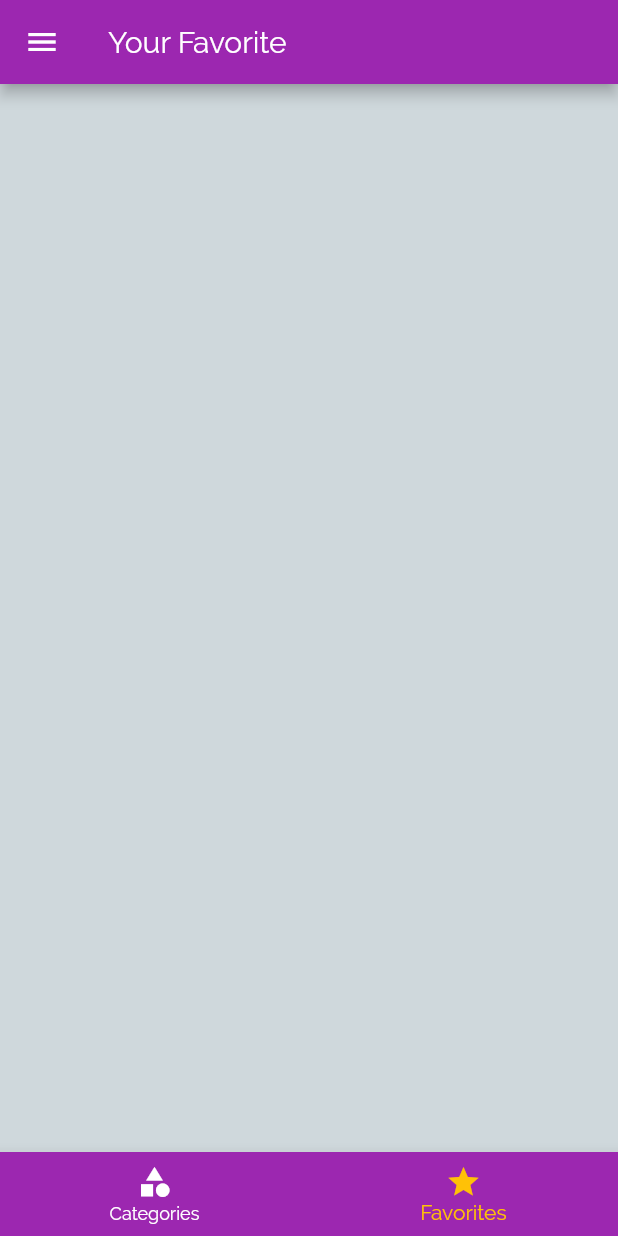
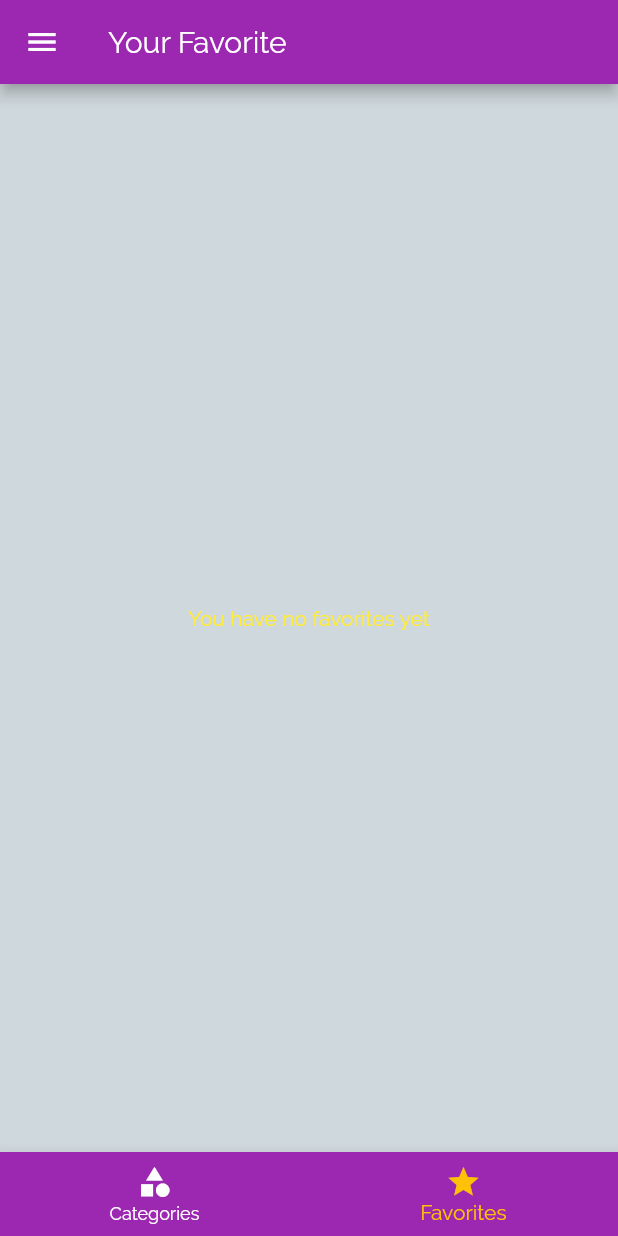
Before and after one commit to jithinvarghese/RecipeApp, a Flutter app: the screen it shows after launch, item 2 of the bottom bar chosen, on a phone screen of 412 x 824 dp. Run offline on Flutter 3.47's test engine with Material 2 defaults, Android fonts, the phone set to English and light mode, and no system bars.

Commit message:
favorites functionality completed
App completed

```diff
--- a/lib/main.dart
+++ b/lib/main.dart
@@ -1,3 +1,4 @@
+import 'package:RecipeApp/widgets/meal_item.dart';
 import 'package:flutter/material.dart';
 
 import './screens/categories_screen.dart';
@@ -25,6 +26,7 @@ class _MyAppState extends State<MyApp> {
   };
 
   List<Meal> _availableMeals = DUMMY_MEALS;
+  List<Meal> _favriteMeals = [];
 
   void _setFliter(Map<String, bool> filterData) {
     setState(() {
@@ -46,6 +48,26 @@ class _MyAppState extends State<MyApp> {
         return true;
       }).toList();
     });
+  }
+
+  void _toggleFavorite(String mealId) {
+    final existingIndex = _favriteMeals.indexWhere((meal) => meal.id == mealId);
+
+    if (existingIndex >= 0) {
+      setState(() {
+        _favriteMeals.removeAt(existingIndex);
+      });
+    } else {
+      setState(() {
+        _favriteMeals.add(
+          DUMMY_MEALS.firstWhere((meal) => meal.id == mealId),
+        );
+      });
+    }
+  }
+
+  bool _isMealFavorite(String id) {
+    return _favriteMeals.any((meal) => meal.id == id);
   }
 
   @override
@@ -73,10 +95,11 @@ class _MyAppState extends State<MyApp> {
             )),
       ),
       routes: {
-        '/': (ctx) => TabsScreen(),
+        '/': (ctx) => TabsScreen(_favriteMeals),
         CategoryMealsScreen.screenName: (ctx) =>
             CategoryMealsScreen(_availableMeals),
-        MealDetailScreen.screenName: (ctx) => MealDetailScreen(),
+        MealDetailScreen.screenName: (ctx) =>
+            MealDetailScreen(_toggleFavorite, _isMealFavorite),
         FiltersScreen.screenName: (ctx) => FiltersScreen(_filter, _setFliter),
       },
       // for safety if navgation looking for unknow name
--- a/lib/screens/category_meals_screen.dart
+++ b/lib/screens/category_meals_screen.dart
@@ -62,8 +62,7 @@ class _CategoryMealsScreenState extends State<CategoryMealsScreen> {
               imageUrl: displayedMeals[index].imageUrl,
               affordability: displayedMeals[index].affordability,
               complexity: displayedMeals[index].complexity,
-              duration: displayedMeals[index].duration,
-              removeItem: _removeMeal);
+              duration: displayedMeals[index].duration);
         },
         itemCount: displayedMeals.length,
       ),
--- a/lib/screens/favorites_screen.dart
+++ b/lib/screens/favorites_screen.dart
@@ -1,8 +1,31 @@
 import 'package:flutter/material.dart';
 
+import '../models/meal.dart';
+import '../widgets/meal_item.dart';
+
 class FavoritesScreen extends StatelessWidget {
+  final List<Meal> favriteMeals;
+  FavoritesScreen(this.favriteMeals);
   @override
   Widget build(BuildContext context) {
-    return Container();
+    if (favriteMeals.isEmpty) {
+      return Center(
+        child: Text('You have no favorites yet'),
+      );
+    } else {
+      return ListView.builder(
+        itemBuilder: (ctx, index) {
+          return MealItem(
+            id: favriteMeals[index].id,
+            title: favriteMeals[index].title,
+            imageUrl: favriteMeals[index].imageUrl,
+            affordability: favriteMeals[index].affordability,
+            complexity: favriteMeals[index].complexity,
+            duration: favriteMeals[index].duration,
+          );
+        },
+        itemCount: favriteMeals.length,
+      );
+    }
   }
 }
--- a/lib/screens/tabs_screen.dart
+++ b/lib/screens/tabs_screen.dart
@@ -3,8 +3,13 @@ import 'package:flutter/material.dart';
 import '../screens/categories_screen.dart';
 import '../screens/favorites_screen.dart';
 import '../widgets/main_drawer.dart';
+import '../models/meal.dart';
 
 class TabsScreen extends StatefulWidget {
+  final List<Meal> favriteMeals;
+
+  TabsScreen(this.favriteMeals);
+
   @override
   _TabsScreenState createState() => _TabsScreenState();
 }
@@ -16,18 +21,25 @@ class _TabsScreenState extends State<TabsScreen> {
   //   FavoritesScreen(),
   // ];
 
-  final List<Map<String, Object>> _pages = [
+  List<Map<String, Object>> _pages;
+  int _selectedPageIndex = 0;
+
+  @override
+  void initState() {
+    // TODO: implement initState
+
+    _pages = [
       {
         'page': CategoriesScreen(),
         'title': 'Category',
       },
       {
-      'page': FavoritesScreen(),
+        'page': FavoritesScreen(widget.favriteMeals),
         'title': 'Your Favorite',
       },
     ];
-
-  int _selectedPageIndex = 0;
+    super.initState();
+  }
 
   void _selectPage(int index) {
     setState(() {
--- a/lib/widgets/meal_item.dart
+++ b/lib/widgets/meal_item.dart
@@ -10,7 +10,6 @@ class MealItem extends StatelessWidget {
   final int duration;
   final Complexity complexity;
   final Affordability affordability;
-  final Function removeItem;
 
   MealItem(
       {@required this.id,
@@ -18,8 +17,7 @@ class MealItem extends StatelessWidget {
       @required this.imageUrl,
       @required this.affordability,
       @required this.complexity,
-      @required this.duration,
-      @required this.removeItem});
+      @required this.duration});
 
   String get complxityText {
     switch (complexity) {
@@ -72,7 +70,7 @@ class MealItem extends StatelessWidget {
               if (result != null)
                 {
                   print("2"),
-                  removeItem(result),
+                  // removeItem(result),
                 }
             });
   }
```
Also changed, not shown: lib/screens/meal_detail_screen.dart (+15 -5 lines). Lines whose indentation alone changed are shown as unchanged.
